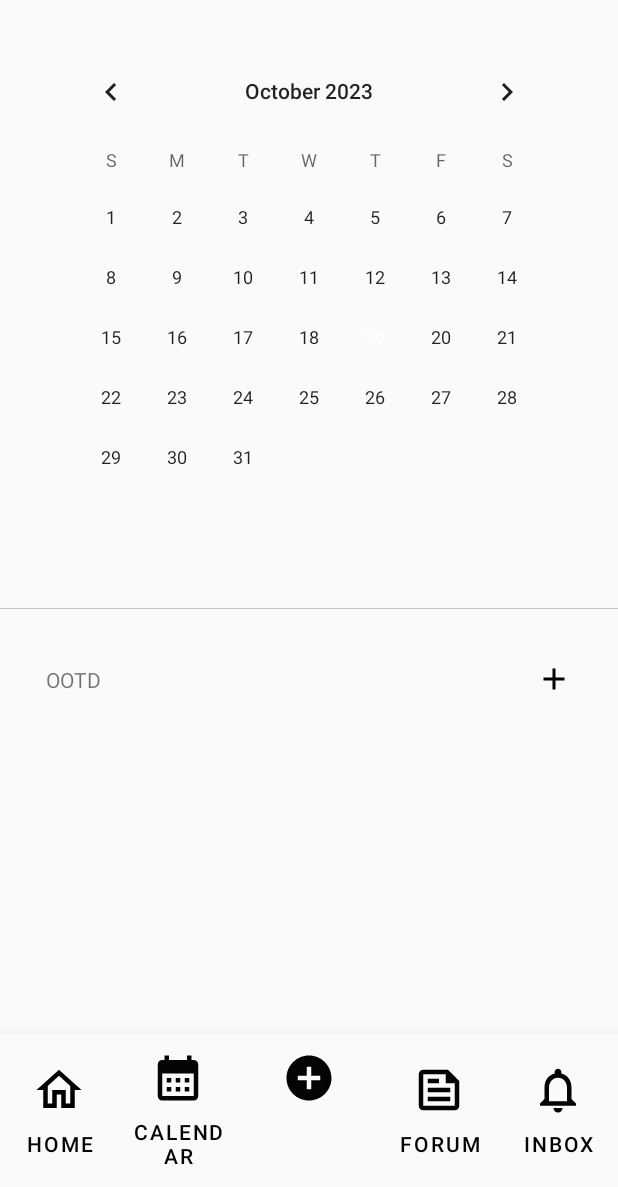
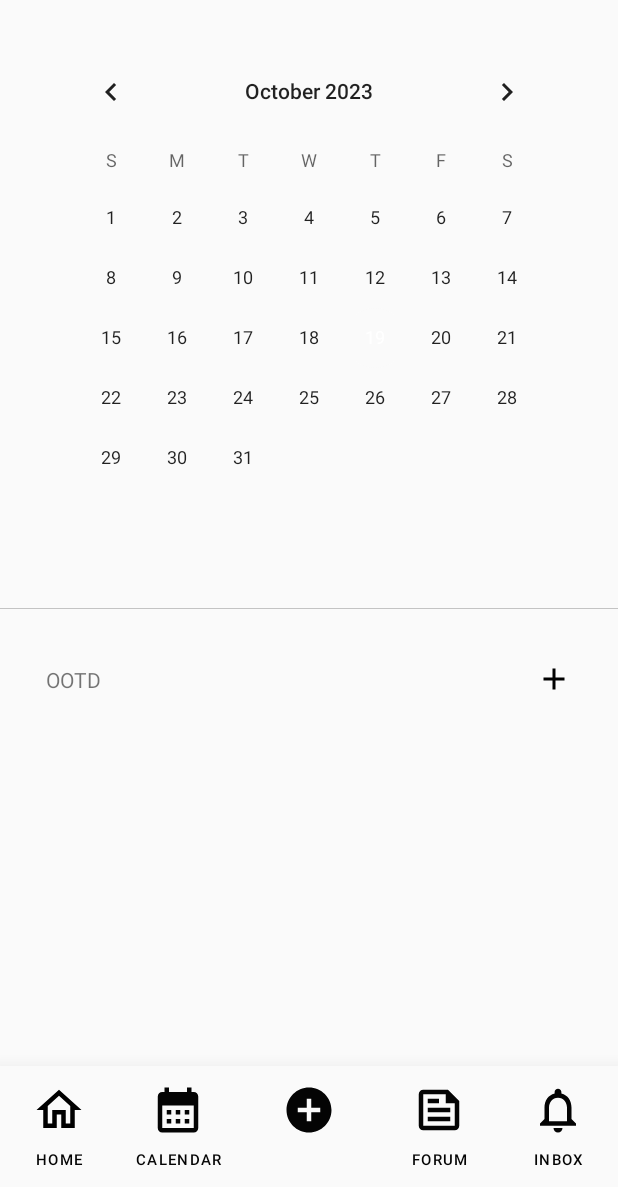
Before and after one commit to janshaaa/MOBDEVE-FINAL-PROJECT, an Android app: the CalendarActivity screen opened directly, with no data from a screen before it, on a phone screen of 412 x 824 dp, the part 49-1236 px from its top. Run offline under Robolectric (Android 15) with nearby library versions, the phone set to English and light mode, and no system bars.

Commit message:
(fix) layout issues in settings header and bottom nav

```diff
--- a/app/src/main/res/layout/fragment_bottom_nav.xml
+++ b/app/src/main/res/layout/fragment_bottom_nav.xml
@@ -27,7 +27,8 @@
             android:drawableTop="@drawable/outline_home_36"
             android:padding="5dp"
             android:text="Home"
-            android:textColor="@color/black" />
+            android:textColor="@color/black"
+            android:textSize="10sp" />
 
         <Button
             android:id="@+id/calendarBtn"
@@ -39,7 +40,8 @@
             android:drawableTint="@color/black"
             android:padding="5dp"
             android:text="Calendar"
-            android:textColor="@color/black" />
+            android:textColor="@color/black"
+            android:textSize="10sp" />
 
         <Button
             android:id="@+id/addBtn"
@@ -59,11 +61,12 @@
             android:layout_height="wrap_content"
             android:layout_weight="1"
             android:background="@android:color/transparent"
-            android:drawableTop="@drawable/outline_feed_36"
+            android:drawableTop="@drawable/outline_forum_36"
             android:drawableTint="@color/black"
             android:padding="5dp"
             android:text="Forum"
-            android:textColor="@color/black" />
+            android:textColor="@color/black"
+            android:textSize="10sp" />
 
         <Button
             android:id="@+id/notifsBtn"
@@ -75,7 +78,8 @@
             android:drawableTint="@color/black"
             android:padding="5dp"
             android:text="Inbox"
-            android:textColor="@color/black" />
+            android:textColor="@color/black"
+            android:textSize="10sp" />
 
     </LinearLayout>
 </androidx.constraintlayout.widget.ConstraintLayout>
--- a/app/src/main/res/layout/fragment_settings_header.xml
+++ b/app/src/main/res/layout/fragment_settings_header.xml
@@ -5,8 +5,8 @@
     android:layout_width="match_parent"
     android:layout_height="wrap_content"
     android:background="@color/white"
-    android:paddingTop="10dp"
-    android:paddingBottom="20dp">
+    android:paddingTop="5dp"
+    android:paddingBottom="5dp">
 
     <ImageButton
         android:id="@+id/backBtn"
```
Also changed, not shown: app/src/main/res/drawable/baseline_forum_36.xml (renamed from app/src/main/res/drawable/baseline_feed_36.xml), app/src/main/res/drawable/outline_forum_36.xml (renamed from app/src/main/res/drawable/outline_feed_36.xml).
